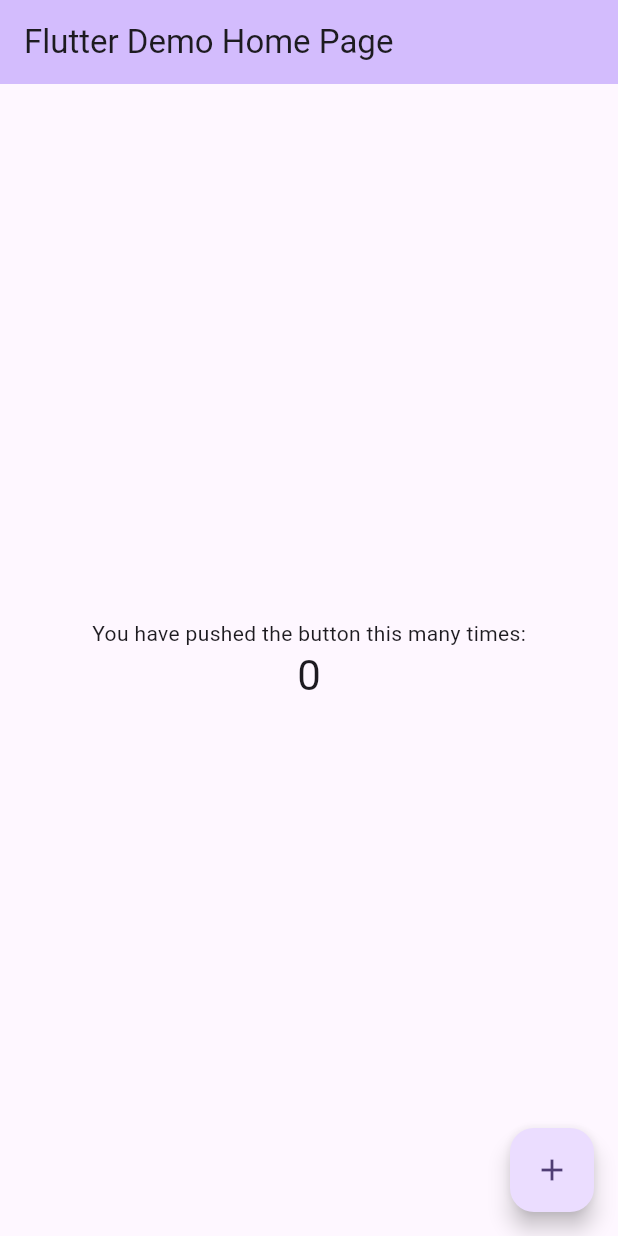
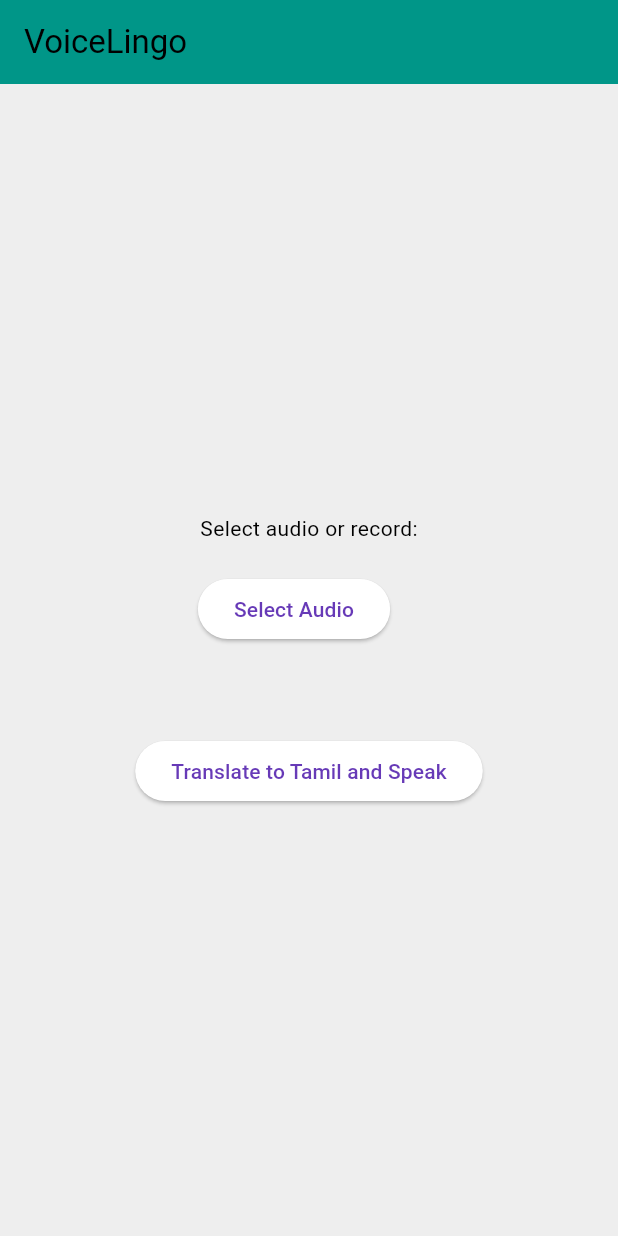
Before and after one commit to VigneshRaja2000/mayHAck, a Flutter app: the screen it shows after launch, on a phone screen of 412 x 824 dp. Run offline on Flutter 3.47's test engine with Material 3 defaults, Android fonts, the phone set to English and light mode, and no system bars; our stand-ins replace file_picker, get, permission_handler.

Commit message:
third commit

```diff
--- a/audio_translater/lib/main.dart
+++ b/audio_translater/lib/main.dart
@@ -1,125 +1,152 @@
+import 'package:permission_handler/permission_handler.dart';
+import 'package:file_picker/file_picker.dart';
 import 'package:flutter/material.dart';
+import 'package:get/get.dart';
+import 'package:permission_handler/permission_handler.dart';
 
 void main() {
   runApp(const MyApp());
 }
 
 class MyApp extends StatelessWidget {
-  const MyApp({super.key});
+  const MyApp({Key? key});
 
-  // This widget is the root of your application.
   @override
   Widget build(BuildContext context) {
-    return MaterialApp(
+    return GetMaterialApp(
       title: 'Flutter Demo',
       theme: ThemeData(
-        // This is the theme of your application.
-        //
-        // TRY THIS: Try running your application with "flutter run". You'll see
-        // the application has a purple toolbar. Then, without quitting the app,
-        // try changing the seedColor in the colorScheme below to Colors.green
-        // and then invoke "hot reload" (save your changes or press the "hot
-        // reload" button in a Flutter-supported IDE, or press "r" if you used
-        // the command line to start the app).
-        //
-        // Notice that the counter didn't reset back to zero; the application
-        // state is not lost during the reload. To reset the state, use hot
-        // restart instead.
-        //
-        // This works for code too, not just values: Most code changes can be
-        // tested with just a hot reload.
-        colorScheme: ColorScheme.fromSeed(seedColor: Colors.deepPurple),
-        useMaterial3: true,
+        colorScheme: ColorScheme.fromSwatch(primarySwatch: Colors.deepPurple),
+        // Assuming you want to use Material 3, set `useMaterial3` to true
+        // useMaterial3: true,
       ),
-      home: const MyHomePage(title: 'Flutter Demo Home Page'),
+      home: const MyHomePage(title: 'VoiceLingo'),
     );
   }
 }
 
-class MyHomePage extends StatefulWidget {
-  const MyHomePage({super.key, required this.title});
+class MySpeechController extends GetxController {
+  // final _speechRecognition = SpeechRecognition();
+  // bool _isListening = false;
+  // String transcription = '';
+  String selectedAudioPath = ''; // Track selected audio path
 
-  // This widget is the home page of your application. It is stateful, meaning
-  // that it has a State object (defined below) that contains fields that affect
-  // how it looks.
+  Future<void> _requestStoragePermission() async {
+    final status = await Permission.storage.request();
+    if (status != PermissionStatus.granted) {
+      Get.snackbar(
+        'Storage Permission',
+        'Storage access is required to select audio files. Please grant permission in your device settings.',
+        snackPosition: SnackPosition.BOTTOM,
+        duration: const Duration(seconds: 3),
+      );
+      return; // Handle permission denial gracefully
+    }
+  }
 
-  // This class is the configuration for the state. It holds the values (in this
-  // case the title) provided by the parent (in this case the App widget) and
-  // used by the build method of the State. Fields in a Widget subclass are
-  // always marked "final".
+  Future<void> _pickAudioFile() async {
+    await _requestStoragePermission(); // Ensure storage permission
+    final result = await FilePicker.platform.pickFiles(type: FileType.audio);
+    if (result != null) {
+      final platformFile = result.files.single;
+      selectedAudioPath = platformFile.path!;
+      update(); // Update UI with selected audio path
+    }
+
+    print(selectedAudioPath);
+  }
+
+  // ... existing speech recognition and translation logic ...
+
+  Future<void> _translateAndSpeakTamil() async {
+    if (selectedAudioPath.isEmpty) {
+      Get.snackbar(
+        'No Audio Selected',
+        'Please select an audio file before translation.',
+        snackPosition: SnackPosition.BOTTOM,
+        duration: const Duration(seconds: 3),
+      );
+      return;
+    }
+
+    // Implement audio processing logic here (e.g., using just_audio or flutter_sound)
+    // to extract text from the audio file for translation
+
+    // ... existing translation and text-to-speech logic ...
+  }
+}
+
+class MyHomePage extends StatelessWidget {
+  const MyHomePage({Key? key, required this.title}) : super(key: key);
 
   final String title;
 
   @override
-  State<MyHomePage> createState() => _MyHomePageState();
-}
+  Widget build(BuildContext context) {
+    final speechController = Get.put(MySpeechController());
 
-class _MyHomePageState extends State<MyHomePage> {
-  int _counter = 0;
-
-  void _incrementCounter() {
-    setState(() {
-      // This call to setState tells the Flutter framework that something has
-      // changed in this State, which causes it to rerun the build method below
-      // so that the display can reflect the updated values. If we changed
-      // _counter without calling setState(), then the build method would not be
-      // called again, and so nothing would appear to happen.
-      _counter++;
-    });
-  }
-
-  @override
-  Widget build(BuildContext context) {
-    // This method is rerun every time setState is called, for instance as done
-    // by the _incrementCounter method above.
-    //
-    // The Flutter framework has been optimized to make rerunning build methods
-    // fast, so that you can just rebuild anything that needs updating rather
-    // than having to individually change instances of widgets.
     return Scaffold(
       appBar: AppBar(
-        // TRY THIS: Try changing the color here to a specific color (to
-        // Colors.amber, perhaps?) and trigger a hot reload to see the AppBar
-        // change color while the other colors stay the same.
-        backgroundColor: Theme.of(context).colorScheme.inversePrimary,
-        // Here we take the value from the MyHomePage object that was created by
-        // the App.build method, and use it to set our appbar title.
-        title: Text(widget.title),
+        title: Text(title),
+        backgroundColor: Colors.teal,
+        elevation: 0,
       ),
       body: Center(
-        // Center is a layout widget. It takes a single child and positions it
-        // in the middle of the parent.
         child: Column(
-          // Column is also a layout widget. It takes a list of children and
-          // arranges them vertically. By default, it sizes itself to fit its
-          // children horizontally, and tries to be as tall as its parent.
-          //
-          // Column has various properties to control how it sizes itself and
-          // how it positions its children. Here we use mainAxisAlignment to
-          // center the children vertically; the main axis here is the vertical
-          // axis because Columns are vertical (the cross axis would be
-          // horizontal).
-          //
-          // TRY THIS: Invoke "debug painting" (choose the "Toggle Debug Paint"
-          // action in the IDE, or press "p" in the console), to see the
-          // wireframe for each widget.
           mainAxisAlignment: MainAxisAlignment.center,
           children: <Widget>[
             const Text(
-              'You have pushed the button this many times:',
+              'Select audio or record:',
             ),
-            Text(
-              '$_counter',
-              style: Theme.of(context).textTheme.headlineMedium,
+            SizedBox(height: 20),
+            Row(
+              mainAxisAlignment: MainAxisAlignment.center,
+              children: [
+                ElevatedButton(
+                  onPressed: speechController._pickAudioFile,
+                  child: const Text('Select Audio'),
+                  style: ElevatedButton.styleFrom(
+                      // primary: Colors.teal, // Change button background color
+                      // onPrimary: Colors.white, // Change text color
+                      ),
+                ),
+                const SizedBox(width: 20),
+                // ElevatedButton(
+                //   onPressed: speechController._toggleListening,
+                //   child: Obx(() => Text(speechController._isListening
+                //       ? 'Stop Recording'
+                //       : 'Record Audio')),
+                //   style: ElevatedButton.styleFrom(
+                //       // primary: Colors.teal, // Change button background color
+                //       // onPrimary: Colors.white, // Change text color
+                //       ),
+                // ),
+              ],
+            ),
+            SizedBox(height: 20),
+            if (speechController.selectedAudioPath.isNotEmpty)
+              Text(
+                'Selected Audio: ${speechController.selectedAudioPath}',
+                style: TextStyle(fontSize: 16),
+              ),
+            SizedBox(height: 20),
+            // Text(
+            //   speechController.transcription,
+            //   style: TextStyle(fontSize: 18),
+            // ),
+            SizedBox(height: 20),
+            ElevatedButton(
+              onPressed: speechController._translateAndSpeakTamil,
+              child: const Text('Translate to Tamil and Speak'),
+              style: ElevatedButton.styleFrom(
+                  // primary: Colors.teal, // Change button background color
+                  // onPrimary: Colors.white, // Change text color
+                  ),
             ),
           ],
         ),
       ),
-      floatingActionButton: FloatingActionButton(
-        onPressed: _incrementCounter,
-        tooltip: 'Increment',
-        child: const Icon(Icons.add),
-      ), // This trailing comma makes auto-formatting nicer for build methods.
+      backgroundColor: Colors.grey[200],
     );
   }
 }
```
Also changed, not shown: audio_translater/pubspec.yaml (+8 -4 lines), audio_translater/pubspec.lock, 6 other files.
